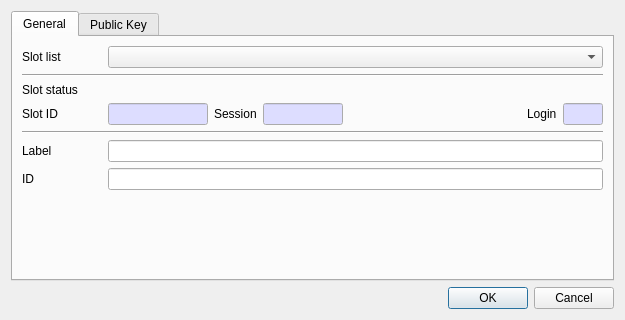
The window that CryptokiMan/create_ec_pub_key_dlg.ui (jykim74/CryptokiMan) describes before a commit, drawn with Qt 5.
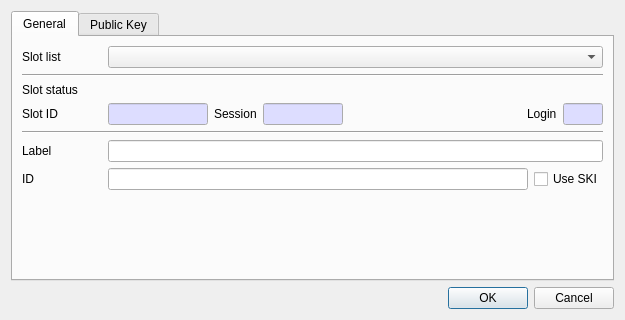
The same window after the commit. The open tabs and pages were chosen to show the change.

```diff
--- a/CryptokiMan/create_ec_pub_key_dlg.ui
+++ b/CryptokiMan/create_ec_pub_key_dlg.ui
@@ -303,7 +303,14 @@
            </property>
           </widget>
          </item>
-         <item row="0" column="1">
+         <item row="1" column="2">
+          <widget class="QCheckBox" name="mUseSKICheck">
+           <property name="text">
+            <string>Use SKI</string>
+           </property>
+          </widget>
+         </item>
+         <item row="0" column="1" colspan="2">
           <widget class="QLineEdit" name="mLabelText"/>
          </item>
          <item row="1" column="1">
```
Left out of the diff: 6 changed lines with no effect on the pictures.
